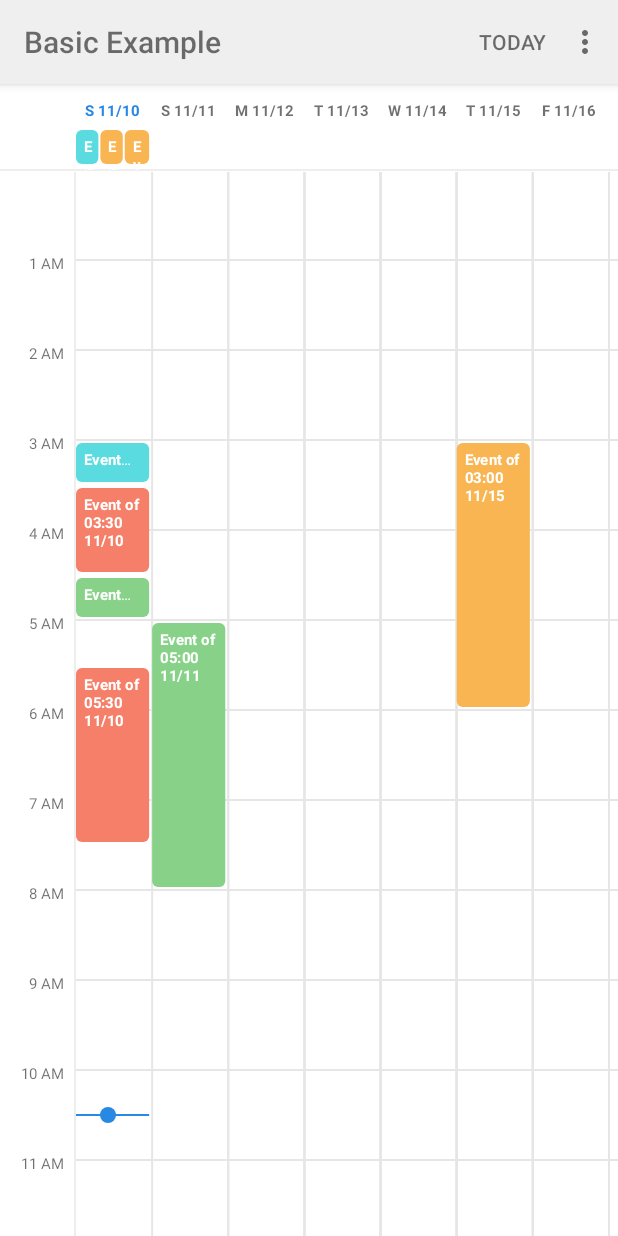
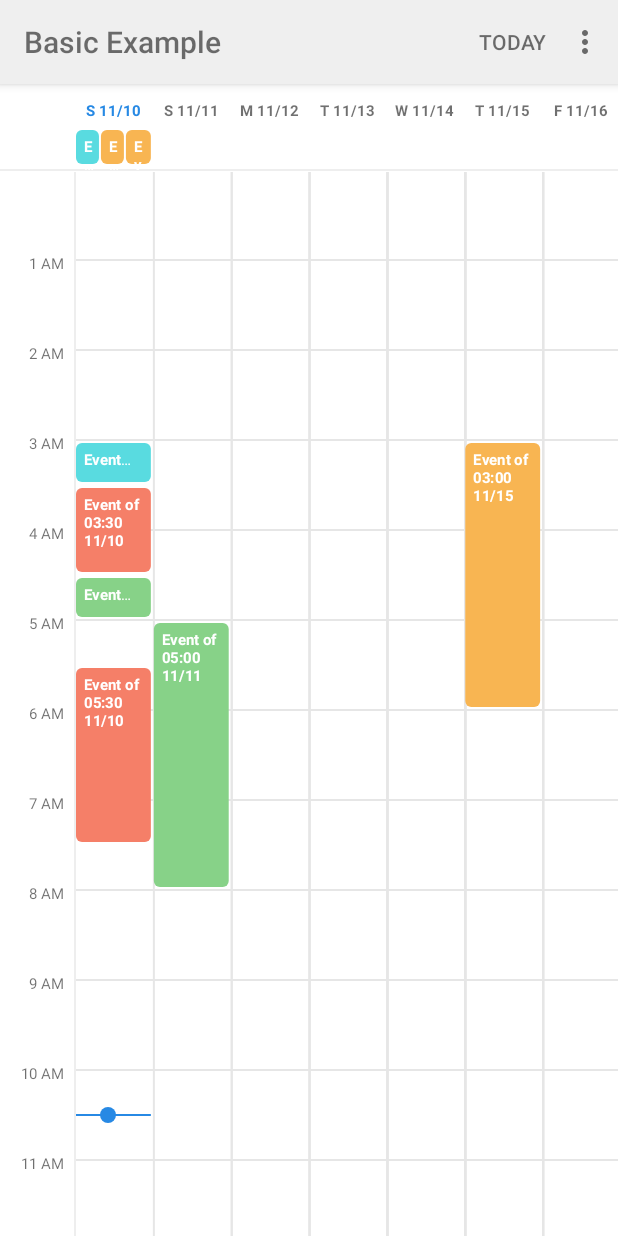
Before and after one commit to alamkanak/Android-Week-View, an Android app: the BaseActivity screen opened directly, with no data from a screen before it, in the options menu, after a tap on "Week view", on a phone screen of 412 x 824 dp. Run offline under Robolectric (Android 15) with nearby library versions, the phone set to English and light mode, and no system bars.

```diff
--- a/library/src/main/java/com/alamkanak/weekview/ui/WeekView.java
+++ b/library/src/main/java/com/alamkanak/weekview/ui/WeekView.java
@@ -203,13 +203,10 @@ public class WeekView<T> extends View
     }
 
     void calculateWidthPerDay() {
-        int width = WeekView.getViewWidth();
-
         // Calculate the available width for each day
-        drawConfig.widthPerDay = width
+        drawConfig.widthPerDay = getWidth()
                 - drawConfig.headerColumnWidth
-                - config.columnGap * (config.numberOfVisibleDays - 1)
-                - config.hourSeparatorStrokeWidth * (config.numberOfVisibleDays - 1);
+                - config.columnGap * (config.numberOfVisibleDays - 1);
         drawConfig.widthPerDay = drawConfig.widthPerDay / config.numberOfVisibleDays;
     }
 
```
